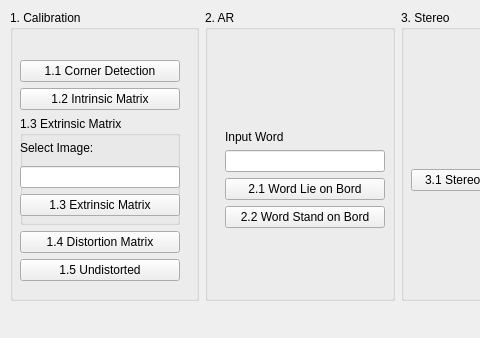
Before: the Qt Designer form main.ui in DannyLeee/CVDL2021_HW, drawn with Qt 5; both pictures show x 0 to 480 and y 0 to 338 of the 997 by 338 pixel window.
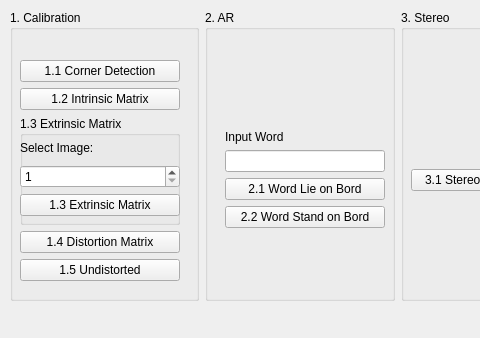
After: the same form once the commit is applied.

Commit message: [REFACTOR] image index box into QSpinBox

The edit to the form file:
```diff
--- a/main.ui
+++ b/main.ui
@@ -199,7 +199,14 @@
               </widget>
              </item>
              <item>
-              <widget class="QLineEdit" name="img_idx"/>
+              <widget class="QSpinBox" name="img_idx">
+               <property name="minimum">
+                <number>1</number>
+               </property>
+               <property name="maximum">
+                <number>15</number>
+               </property>
+              </widget>
              </item>
              <item>
               <widget class="QPushButton" name="Q1_3">
```
The commit also changes 2 other files.
